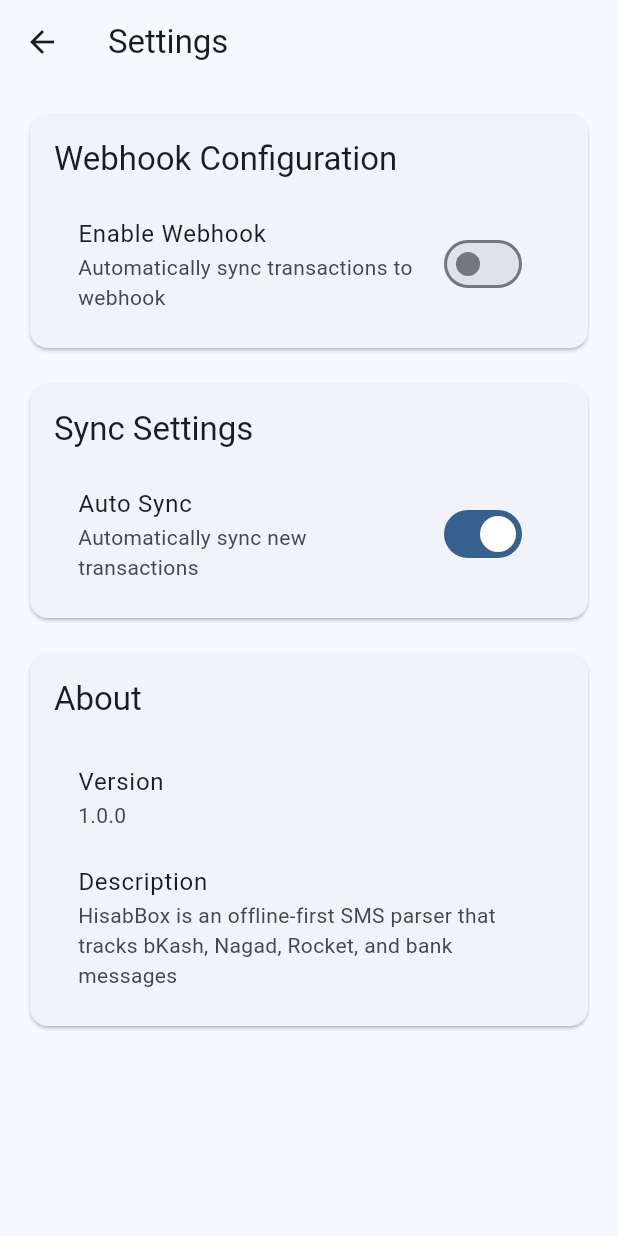
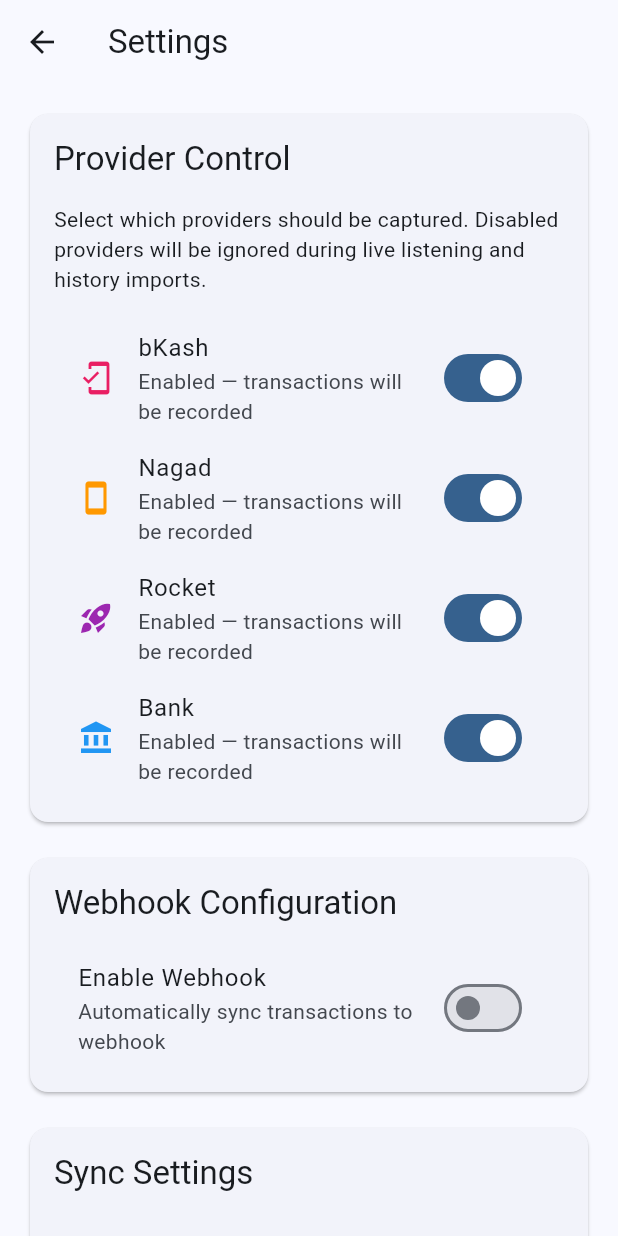
Before and after one commit to md-riaz/HisabBox, a Flutter app: the SettingsScreen screen opened directly, on a phone screen of 412 x 824 dp. Run offline on Flutter 3.47's test engine with Material 3 defaults, Android fonts, the phone set to English and light mode, and no system bars; our stand-ins replace permission_handler, shared_preferences, sqflite; missing offline and left inert: telephony; accounts and stored records are empty; statements that could not run were skipped.

```diff
--- a/lib/models/transaction.dart
+++ b/lib/models/transaction.dart
@@ -97,7 +97,7 @@ class Transaction {
         (e) => e.name == map['type'],
         orElse: () => TransactionType.other,
       ),
-      amount: map['amount'] as double,
+      amount: (map['amount'] as num).toDouble(),
       recipient: map['recipient'] as String?,
       sender: map['sender'] as String?,
       transactionId: map['transactionId'] as String,
--- a/lib/providers/settings_provider.dart
+++ b/lib/providers/settings_provider.dart
@@ -1,22 +1,30 @@
 import 'package:flutter/foundation.dart';
-import 'package:shared_preferences/shared_preferences.dart';
 import 'package:hisabbox/services/webhook_service.dart';
+import 'package:hisabbox/services/provider_settings_service.dart';
+import 'package:hisabbox/models/transaction.dart';
 
 class SettingsProvider extends ChangeNotifier {
   bool _webhookEnabled = false;
   String _webhookUrl = '';
   bool _autoSync = true;
+  Map<Provider, bool> _providerSettings = {
+    for (final provider in Provider.values) provider: true,
+  };
 
   bool get webhookEnabled => _webhookEnabled;
   String get webhookUrl => _webhookUrl;
   bool get autoSync => _autoSync;
+  Map<Provider, bool> get providerSettings => Map.unmodifiable(_providerSettings);
+  List<Provider> get enabledProviders => _providerSettings.entries
+      .where((entry) => entry.value)
+      .map((entry) => entry.key)
+      .toList(growable: false);
 
   Future<void> loadSettings() async {
     _webhookEnabled = await WebhookService.isWebhookEnabled();
     _webhookUrl = await WebhookService.getWebhookUrl() ?? '';
-
-    final prefs = await SharedPreferences.getInstance();
-    _autoSync = prefs.getBool('auto_sync') ?? true;
+    _autoSync = await WebhookService.isAutoSyncEnabled();
+    _providerSettings = await ProviderSettingsService.getProviderSettings();
 
     notifyListeners();
   }
@@ -35,8 +43,14 @@ class SettingsProvider extends ChangeNotifier {
 
   Future<void> setAutoSync(bool enabled) async {
     _autoSync = enabled;
-    final prefs = await SharedPreferences.getInstance();
-    await prefs.setBool('auto_sync', enabled);
+    await WebhookService.setAutoSyncEnabled(enabled);
+    notifyListeners();
+  }
+
+  Future<void> setProviderEnabled(Provider provider, bool enabled) async {
+    _providerSettings = Map.of(_providerSettings)
+      ..[provider] = enabled;
+    await ProviderSettingsService.setProviderEnabled(provider, enabled);
     notifyListeners();
   }
 
--- a/lib/screens/settings_screen.dart
+++ b/lib/screens/settings_screen.dart
@@ -1,6 +1,8 @@
 import 'package:flutter/material.dart';
 import 'package:provider/provider.dart';
 import 'package:hisabbox/providers/settings_provider.dart';
+import 'package:hisabbox/providers/transaction_provider.dart';
+import 'package:hisabbox/models/transaction.dart';
 
 class SettingsScreen extends StatefulWidget {
   const SettingsScreen({super.key});
@@ -63,6 +65,71 @@ class _SettingsScreenState extends State<SettingsScreen> {
           return ListView(
             padding: const EdgeInsets.all(16.0),
             children: [
+              Card(
+                child: Padding(
+                  padding: const EdgeInsets.all(16.0),
+                  child: Column(
+                    crossAxisAlignment: CrossAxisAlignment.start,
+                    children: [
+                      Text(
+                        'Provider Control',
+                        style: Theme.of(context).textTheme.titleLarge,
+                      ),
+                      const SizedBox(height: 16),
+                      Text(
+                        'Select which providers should be captured. Disabled providers will be ignored during live listening and history imports.',
+                        style: Theme.of(context).textTheme.bodyMedium,
+                      ),
+                      const SizedBox(height: 16),
+                      ...provider.providerSettings.entries
+                          .where((entry) => entry.key != Provider.other)
+                          .map(
+                        (entry) {
+                          final providerType = entry.key;
+                          final isEnabled = entry.value;
+                          return SwitchListTile(
+                            title: Text(_providerName(providerType)),
+                            subtitle: Text(
+                              isEnabled
+                                  ? 'Enabled — transactions will be recorded'
+                                  : 'Disabled — SMS will be ignored',
+                            ),
+                            secondary: Icon(
+                              _providerIcon(providerType),
+                              color: _providerColor(providerType),
+                            ),
+                            value: isEnabled,
+                            onChanged: (value) async {
+                              await provider.setProviderEnabled(
+                                  providerType, value);
+
+                              if (!mounted) return;
+
+                              // Refresh dashboard filters so the change is
+                              // reflected immediately.
+                              final transactionProvider =
+                                  Provider.of<TransactionProvider>(context,
+                                      listen: false);
+                              await transactionProvider.loadTransactions();
+
+                              ScaffoldMessenger.of(context).showSnackBar(
+                                SnackBar(
+                                  content: Text(
+                                    value
+                                        ? '${_providerName(providerType)} enabled'
+                                        : '${_providerName(providerType)} disabled',
+                                  ),
+                                ),
+                              );
+                            },
+                          );
+                        },
+                      ),
+                    ],
+                  ),
+                ),
+              ),
+              const SizedBox(height: 16),
               Card(
                 child: Padding(
                   padding: const EdgeInsets.all(16.0),
@@ -168,4 +235,49 @@ class _SettingsScreenState extends State<SettingsScreen> {
       ),
     );
   }
+
+  String _providerName(Provider provider) {
+    switch (provider) {
+      case Provider.bkash:
+        return 'bKash';
+      case Provider.nagad:
+        return 'Nagad';
+      case Provider.rocket:
+        return 'Rocket';
+      case Provider.bank:
+        return 'Bank';
+      default:
+        return 'Other';
+    }
+  }
+
+  IconData _providerIcon(Provider provider) {
+    switch (provider) {
+      case Provider.bkash:
+        return Icons.mobile_friendly;
+      case Provider.nagad:
+        return Icons.smartphone;
+      case Provider.rocket:
+        return Icons.rocket_launch;
+      case Provider.bank:
+        return Icons.account_balance;
+      default:
+        return Icons.help_outline;
+    }
+  }
+
+  Color _providerColor(Provider provider) {
+    switch (provider) {
+      case Provider.bkash:
+        return Colors.pink;
+      case Provider.nagad:
+        return Colors.orange;
+      case Provider.rocket:
+        return Colors.purple;
+      case Provider.bank:
+        return Colors.blue;
+      default:
+        return Colors.grey;
+    }
+  }
 }
--- /dev/null
+++ b/lib/services/provider_settings_service.dart
@@ -0,0 +1,53 @@
+import 'package:shared_preferences/shared_preferences.dart';
+
+import 'package:hisabbox/models/transaction.dart';
+
+/// Manages the enabled/disabled state of SMS providers.
+///
+/// Provider preferences are stored in [SharedPreferences] so they can be
+/// accessed from background isolates (for example, when the telephony plugin
+/// processes messages while the Flutter runtime is killed).
+class ProviderSettingsService {
+  static const String _providerPrefix = 'provider_enabled_';
+
+  /// Returns whether [provider] is currently enabled.
+  ///
+  /// Defaults to `true` so newly supported providers begin in an enabled
+  /// state without requiring additional migrations.
+  static Future<bool> isProviderEnabled(Provider provider) async {
+    final prefs = await SharedPreferences.getInstance();
+    return prefs.getBool(_keyFor(provider)) ?? true;
+  }
+
+  /// Persists the enabled/disabled flag for [provider].
+  static Future<void> setProviderEnabled(
+    Provider provider,
+    bool enabled,
+  ) async {
+    final prefs = await SharedPreferences.getInstance();
+    await prefs.setBool(_keyFor(provider), enabled);
+  }
+
+  /// Loads the full provider preference map.
+  static Future<Map<Provider, bool>> getProviderSettings() async {
+    final prefs = await SharedPreferences.getInstance();
+    final Map<Provider, bool> result = {};
+
+    for (final provider in Provider.values) {
+      result[provider] = prefs.getBool(_keyFor(provider)) ?? true;
+    }
+
+    return result;
+  }
+
+  /// Convenience helper that returns the subset of enabled providers.
+  static Future<List<Provider>> getEnabledProviders() async {
+    final settings = await getProviderSettings();
+    return settings.entries
+        .where((entry) => entry.value)
+        .map((entry) => entry.key)
+        .toList(growable: false);
+  }
+
+  static String _keyFor(Provider provider) => '$_providerPrefix${provider.name}';
+}
--- a/lib/services/sms_service.dart
+++ b/lib/services/sms_service.dart
@@ -1,6 +1,8 @@
 import 'package:telephony/telephony.dart';
 import 'package:hisabbox/services/sms_parser.dart';
 import 'package:hisabbox/services/database_service.dart';
+import 'package:hisabbox/services/provider_settings_service.dart';
+import 'package:hisabbox/services/webhook_service.dart';
 import 'package:hisabbox/models/transaction.dart';
 
 class SmsService {
@@ -39,7 +41,14 @@ class SmsService {
 
     // Save to database if it's a valid transaction
     if (transaction != null) {
+      final isEnabled =
+          await ProviderSettingsService.isProviderEnabled(transaction.provider);
+      if (!isEnabled) {
+        return;
+      }
+
       await DatabaseService.instance.insertTransaction(transaction);
+      await WebhookService.processNewTransaction(transaction);
     }
   }
 
--- a/lib/services/webhook_service.dart
+++ b/lib/services/webhook_service.dart
@@ -7,6 +7,7 @@ import 'package:hisabbox/services/database_service.dart';
 class WebhookService {
   static const String _webhookUrlKey = 'webhook_url';
   static const String _webhookEnabledKey = 'webhook_enabled';
+  static const String _autoSyncKey = 'auto_sync';
 
   static Future<String?> getWebhookUrl() async {
     final prefs = await SharedPreferences.getInstance();
@@ -26,6 +27,25 @@ class WebhookService {
   static Future<void> setWebhookEnabled(bool enabled) async {
     final prefs = await SharedPreferences.getInstance();
     await prefs.setBool(_webhookEnabledKey, enabled);
+  }
+
+  static Future<bool> isAutoSyncEnabled() async {
+    final prefs = await SharedPreferences.getInstance();
+    return prefs.getBool(_autoSyncKey) ?? true;
+  }
+
+  static Future<void> setAutoSyncEnabled(bool enabled) async {
+    final prefs = await SharedPreferences.getInstance();
+    await prefs.setBool(_autoSyncKey, enabled);
+  }
+
+  static Future<void> processNewTransaction(Transaction transaction) async {
+    if (transaction.synced) return;
+
+    final autoSyncEnabled = await isAutoSyncEnabled();
+    if (!autoSyncEnabled) return;
+
+    await syncTransactions();
   }
 
   static Future<void> syncTransactions() async {
```
Also changed, not shown: lib/providers/transaction_provider.dart (+5 -2 lines), 5 other files.
